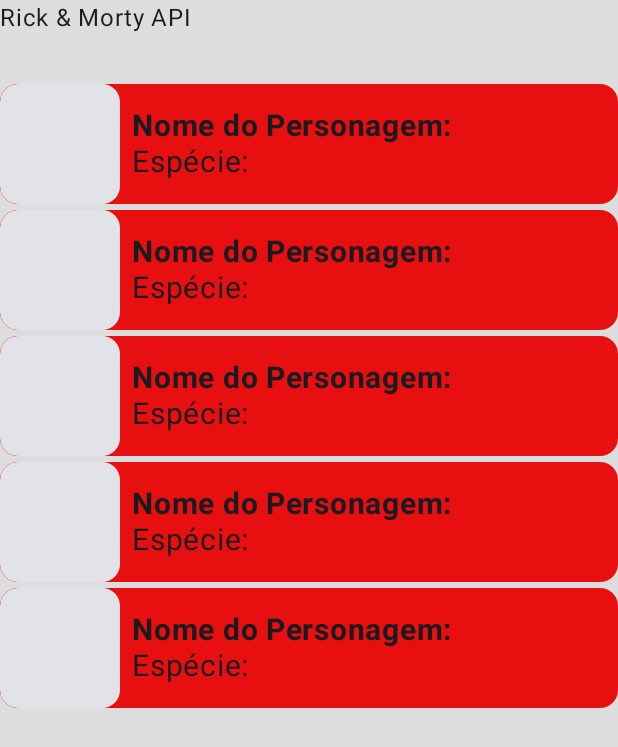
After one commit to LUIZHVA02/TCC-2024, an Android app built with Jetpack Compose: the composable CharactersList shown on its own in the app's theme, on a phone screen of 412 x 824 dp. The commit adds this screen. Shown: the top 747 px of the screen. Run offline under Robolectric (Android 15) with nearby library versions, the phone set to English and light mode, and no system bars.

Commit message:
15:35-03/09/2024

```diff
--- /dev/null
+++ b/ppdm/rick_and_morty/app/src/main/java/br/senai/sp/jandira/rick_and_morty/screens/CharactersList.kt
@@ -0,0 +1,102 @@
+package br.senai.sp.jandira.rick_and_morty.screens
+
+import androidx.compose.foundation.layout.Arrangement
+import androidx.compose.foundation.layout.Column
+import androidx.compose.foundation.layout.Row
+import androidx.compose.foundation.layout.Spacer
+import androidx.compose.foundation.layout.fillMaxSize
+import androidx.compose.foundation.layout.fillMaxWidth
+import androidx.compose.foundation.layout.height
+import androidx.compose.foundation.layout.padding
+import androidx.compose.foundation.layout.size
+import androidx.compose.foundation.lazy.LazyColumn
+import androidx.compose.material3.Card
+import androidx.compose.material3.CardColors
+import androidx.compose.material3.CardDefaults
+import androidx.compose.material3.Surface
+import androidx.compose.material3.Text
+import androidx.compose.runtime.Composable
+import androidx.compose.runtime.getValue
+import androidx.compose.runtime.mutableStateOf
+import androidx.compose.runtime.remember
+import androidx.compose.runtime.setValue
+import androidx.compose.ui.Modifier
+import androidx.compose.ui.graphics.Color
+import androidx.compose.ui.text.font.FontWeight
+import androidx.compose.ui.tooling.preview.Preview
+import androidx.compose.ui.unit.dp
+import androidx.compose.ui.unit.sp
+import br.senai.sp.jandira.rick_and_morty.model.Character
+
+@Composable
+fun CharactersList(modifier: Modifier = Modifier) {
+    Surface (
+        modifier = Modifier.fillMaxSize(),
+        color = Color(0xffddddddd)
+    ){
+        Column {
+            Text(text = "Rick & Morty API")
+            Spacer(modifier = Modifier.height(32.dp))
+            LazyColumn {
+                items(5){
+                    CharacterCard(character = Character())
+                }
+            }
+        }
+    }
+
+
+}
+
+@Composable
+fun CharacterCard(character: Character) {
+    var characterName by remember {
+        mutableStateOf("")
+    }
+    var characterSpecies by remember {
+        mutableStateOf("")
+    }
+
+    Card(modifier = Modifier
+        .padding(bottom = 4.dp)
+        .fillMaxWidth()
+        .height(80.dp),
+        colors = CardDefaults.cardColors(containerColor = Color(0xFFE70F0F))
+    ) {
+        Row (
+            modifier = Modifier
+                .fillMaxWidth()
+        ){
+            Card (
+                modifier = Modifier
+                    .size(80.dp)
+            ) {
+
+            }
+            Column (
+                verticalArrangement = Arrangement.Center,
+                modifier = Modifier
+                    .fillMaxSize()
+                    .padding(start = 8.dp)
+            ){
+                Text(
+                    text = "Nome do Personagem:",
+                    fontSize = 20.sp,
+                    fontWeight = FontWeight.Bold
+                )
+                Text(
+                    text = "Espécie:",
+                    fontSize = 20.sp,
+                    fontWeight = FontWeight.Normal
+                )
+
+            }
+        }
+    }
+}
+
+@Preview(showSystemUi = true)
+@Composable
+private fun CharactersListPreview() {
+    CharactersList()
+}
--- /dev/null
+++ b/ppdm/rick_and_morty/app/src/main/java/br/senai/sp/jandira/rick_and_morty/ui/theme/MostrarPersonagem.kt
@@ -0,0 +1 @@
+package br.senai.sp.jandira.rick_and_morty.ui.theme
```
Also changed, not shown: ppdm/rick_and_morty/app/src/main/java/br/senai/sp/jandira/rick_and_morty/MainActivity.kt (+2 -78 lines), ppdm/rick_and_morty/app/src/main/java/br/senai/sp/jandira/rick_and_morty/screens/CharacterDetails.kt (added, +75 -0 lines).
